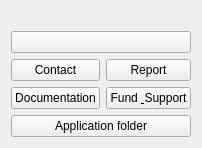
Guts/DicoGIS, file dicogis/ui/wdg_misc_buttons.ui: the form before one commit.
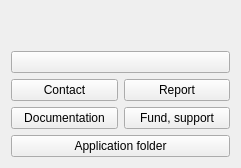
The form after the commit.

What changed in the file:
```diff
--- a/dicogis/ui/wdg_misc_buttons.ui
+++ b/dicogis/ui/wdg_misc_buttons.ui
@@ -2,15 +2,26 @@
 <ui version="4.0">
  <class>MiscButtons</class>
  <widget class="QWidget" name="wdg_misc_buttons">
+  <property name="geometry">
+   <rect>
+    <x>0</x>
+    <y>0</y>
+    <width>241</width>
+    <height>168</height>
+   </rect>
+  </property>
+  <property name="locale">
+   <locale language="English" country="UnitedStates"/>
+  </property>
   <layout class="QGridLayout" name="gridLayout">
-   <item row="0" column="0" rowspan="1" colspan="2">
+   <item row="0" column="0" colspan="2">
     <widget class="QLabel" name="lbl_logo">
      <property name="text">
       <string/>
      </property>
     </widget>
    </item>
-   <item row="1" column="0" rowspan="1" colspan="2">
+   <item row="1" column="0" colspan="2">
     <widget class="QPushButton" name="btn_credits"/>
    </item>
    <item row="2" column="0">
@@ -37,11 +48,11 @@
    <item row="3" column="1">
     <widget class="QPushButton" name="btn_support">
      <property name="text">
-      <string>Fund &amp; Support</string>
+      <string>Fund, support</string>
      </property>
     </widget>
    </item>
-   <item row="4" column="0" rowspan="1" colspan="2">
+   <item row="4" column="0" colspan="2">
     <widget class="QPushButton" name="btn_app_dir">
      <property name="text">
       <string>Application folder</string>
```
Left out of the diff: 5 changed lines with no effect on the pictures.
